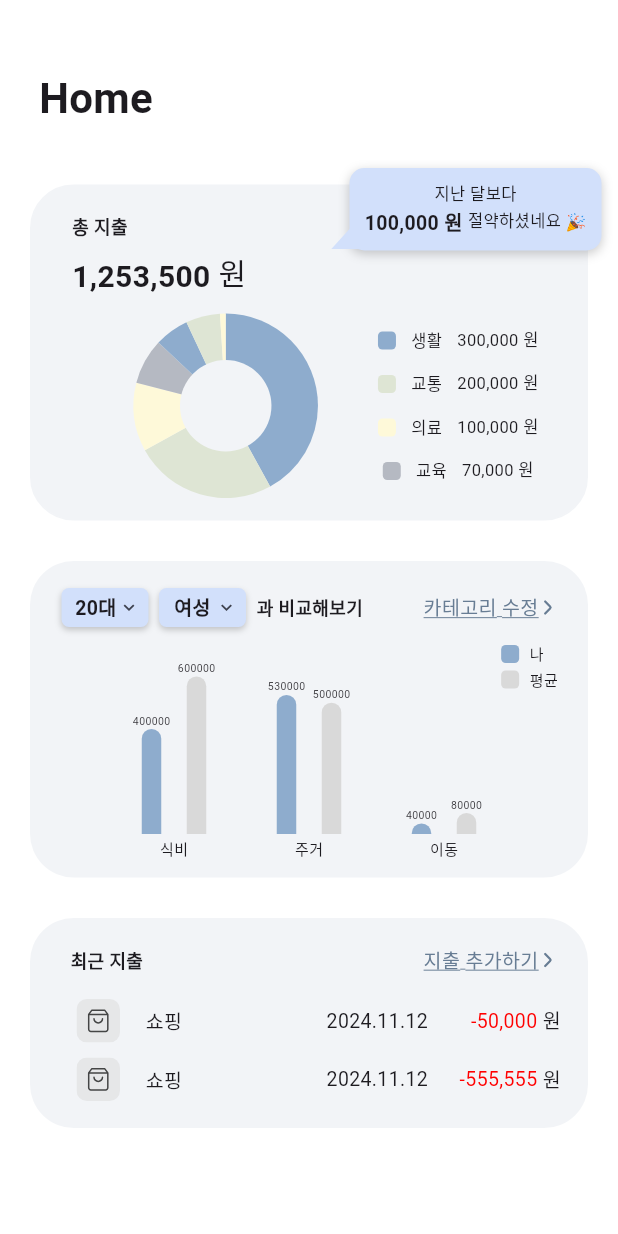
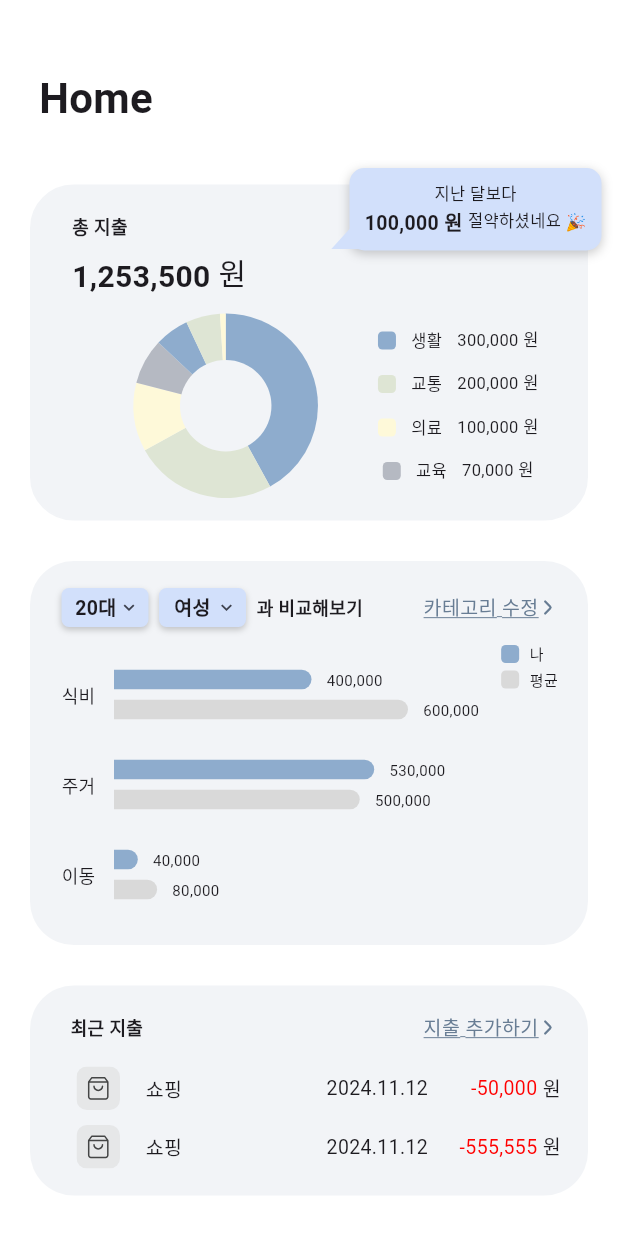
Before and after one commit to yukwangsu/GDG_Yonsei_oTP_MoneyFit, a Flutter app: the HomeScreen screen opened directly, on a phone screen of 412 x 824 dp. Run offline on Flutter 3.47's test engine with Material 3 defaults, Android fonts, the phone set to English and light mode, and no system bars; our stand-ins replace flutter_svg, google_sign_in, shared_preferences; accounts and stored records are empty.

Commit message:
fix: bar chart direction

```diff
--- a/lib/screens/main/home.dart
+++ b/lib/screens/main/home.dart
@@ -191,32 +191,34 @@ class _HomeScreenState extends State<HomeScreen> {
                         child: Column(
                           children: [
                             // 총 지출 금액
-                            const Padding(
-                              padding: EdgeInsets.only(top: 18.0, left: 27.0),
+                            Padding(
+                              padding:
+                                  const EdgeInsets.only(top: 18.0, left: 27.0),
                               child: Column(
                                 crossAxisAlignment: CrossAxisAlignment.start,
                                 children: [
-                                  Text(
+                                  const Text(
                                     '총 지출',
                                     style: TextStyle(
                                         fontSize: 12.0,
                                         fontWeight: FontWeight.bold),
                                   ),
-                                  SizedBox(
+                                  const SizedBox(
                                     height: 7.0,
                                   ),
                                   Row(
                                     children: [
                                       Padding(
-                                        padding: EdgeInsets.only(top: 3.0),
+                                        padding:
+                                            const EdgeInsets.only(top: 3.0),
                                         child: Text(
-                                          '1,253,500',
-                                          style: TextStyle(
+                                          formatCurrency(1253500),
+                                          style: const TextStyle(
                                               fontSize: 20.0,
                                               fontWeight: FontWeight.bold),
                                         ),
                                       ),
-                                      Text(
+                                      const Text(
                                         ' 원',
                                         style: TextStyle(
                                             fontSize: 20.0, height: 1.5),
@@ -322,10 +324,10 @@ class _HomeScreenState extends State<HomeScreen> {
                                 ),
                               ],
                             ),
-                            child: const Column(
+                            child: Column(
                               mainAxisAlignment: MainAxisAlignment.center,
                               children: [
-                                Text(
+                                const Text(
                                   '지난 달보다',
                                   style: TextStyle(fontSize: 11.0),
                                 ),
@@ -334,17 +336,17 @@ class _HomeScreenState extends State<HomeScreen> {
                                   children: [
                                     // 절약한 금액
                                     Text(
-                                      '100,000 원 ',
-                                      style: TextStyle(
+                                      '${formatCurrency(100000)} 원 ',
+                                      style: const TextStyle(
                                           fontSize: 13.0,
                                           fontWeight: FontWeight.bold),
                                     ),
-                                    Text(
+                                    const Text(
                                       '절약하셨네요 ',
                                       style: TextStyle(fontSize: 11.0),
                                     ),
                                     // 이모지
-                                    Text(
+                                    const Text(
                                       '\u{1F389}',
                                       style: TextStyle(fontSize: 11.0),
                                     ),
@@ -371,7 +373,7 @@ class _HomeScreenState extends State<HomeScreen> {
               padding: const EdgeInsets.symmetric(horizontal: 20.0),
               child: Container(
                 width: double.infinity,
-                height: 211.0,
+                height: 256.0,
                 decoration: BoxDecoration(
                   borderRadius: BorderRadius.circular(29.2),
                   color: const Color(0xFFF2F4F7),
@@ -379,6 +381,7 @@ class _HomeScreenState extends State<HomeScreen> {
                 child: Stack(
                   children: [
                     Column(
+                      crossAxisAlignment: CrossAxisAlignment.start,
                       children: [
                         Padding(
                           padding: const EdgeInsets.only(
@@ -411,10 +414,13 @@ class _HomeScreenState extends State<HomeScreen> {
                         ),
                         // bar chart 모음
                         Padding(
-                          padding: const EdgeInsets.symmetric(horizontal: 25.0),
+                          padding: const EdgeInsets.only(
+                              top: 25.0, right: 21.0, bottom: 20.0, left: 21.0),
+                          child: SizedBox(
+                            height: 160.0,
                             child: SingleChildScrollView(
-                            scrollDirection: Axis.horizontal,
-                            child: Row(
+                              scrollDirection: Axis.vertical,
+                              child: Column(
                                 children: [
                                   for (int i = 0;
                                       i < comparisonCategoryList.length;
@@ -427,8 +433,12 @@ class _HomeScreenState extends State<HomeScreen> {
                                           comparisonCategoryList[i]]!,
                                       max(comparisonAverage.max, mySpend.max),
                                     ),
+                                    const SizedBox(
+                                      height: 20.0,
+                                    )
                                   ]
                                 ],
+                              ),
                             ),
                           ),
                         )
@@ -666,75 +676,86 @@ class _HomeScreenState extends State<HomeScreen> {
   }
 
   Widget barChart(String name, int mine, int comp, int max) {
-    return Padding(
-      padding: const EdgeInsets.symmetric(horizontal: 15.0),
-      child: SizedBox(
-        width: 60.0,
-        height: 155.0,
-        child: Column(
-          mainAxisAlignment: MainAxisAlignment.end,
+    double barChartAreaWidth = MediaQuery.of(context).size.width - 40.0 - 21.0;
+    return SizedBox(
+      width: barChartAreaWidth,
+      child: Row(
+        mainAxisAlignment: MainAxisAlignment.start,
         crossAxisAlignment: CrossAxisAlignment.center,
         children: [
-            Row(
-              crossAxisAlignment: CrossAxisAlignment.end,
+          SizedBox(
+            width: 35.0,
+            child: Text(
+              name,
+              style: const TextStyle(fontSize: 12.0),
+            ),
+          ),
+          Column(
+            crossAxisAlignment: CrossAxisAlignment.start,
             children: [
               SizedBox(
-                  width: 30.0,
-                  child: Column(
-                    mainAxisAlignment: MainAxisAlignment.end,
+                height: 20.0,
+                child: Row(
+                  mainAxisAlignment: MainAxisAlignment.start,
                   children: [
-                      Text(
-                        mine.toString(),
-                        style: const TextStyle(fontSize: 7.0),
-                      ),
                     Container(
-                        width: 13.0,
-                        height: 105 * (mine / max),
+                      // 155 = 35 + 50 + 60 + 3
+                      width: (barChartAreaWidth - 158.0) * (mine / max) + 3.0,
+                      height: 13.0,
                       decoration: const BoxDecoration(
                         color: Color(0xFF8EACCD),
                         borderRadius: BorderRadius.only(
-                            topLeft: Radius.circular(8.0),
                           topRight: Radius.circular(8.0),
+                          bottomRight: Radius.circular(8.0),
                         ),
+                      ),
+                    ),
+                    const SizedBox(
+                      width: 10.0,
+                    ),
+                    SizedBox(
+                      width: 50.0,
+                      child: Text(
+                        formatCurrency(mine),
+                        style: const TextStyle(fontSize: 10.0),
                       ),
                     ),
                   ],
                 ),
               ),
               SizedBox(
-                  width: 30.0,
-                  child: Column(
-                    mainAxisAlignment: MainAxisAlignment.end,
+                height: 20.0,
+                child: Row(
+                  mainAxisAlignment: MainAxisAlignment.start,
                   children: [
-                      Text(
-                        comp.toString(),
-                        style: const TextStyle(fontSize: 7.0),
-                      ),
                     Container(
-                        width: 13.0,
-                        height: 105 * (comp / max),
+                      // 155 = 35 + 50 + 60 + 3
+                      width: (barChartAreaWidth - 158.0) * (comp / max) + 3.0,
+                      height: 13.0,
                       decoration: const BoxDecoration(
                         color: Color(0xFFD9D9D9),
                         borderRadius: BorderRadius.only(
-                            topLeft: Radius.circular(8.0),
                           topRight: Radius.circular(8.0),
+                          bottomRight: Radius.circular(8.0),
                         ),
+                      ),
+                    ),
+                    const SizedBox(
+                      width: 10.0,
+                    ),
+                    SizedBox(
+                      width: 50.0,
+                      child: Text(
+                        formatCurrency(comp),
+                        style: const TextStyle(fontSize: 10.0),
                       ),
                     ),
                   ],
                 ),
-                )
+              ),
             ],
           ),
-            const SizedBox(
-              height: 3.0,
-            ),
-            Text(
-              name,
-              style: const TextStyle(fontSize: 10.0),
-            )
         ],
-        ),
       ),
     );
   }
```
Lines whose indentation alone changed are shown as unchanged.
